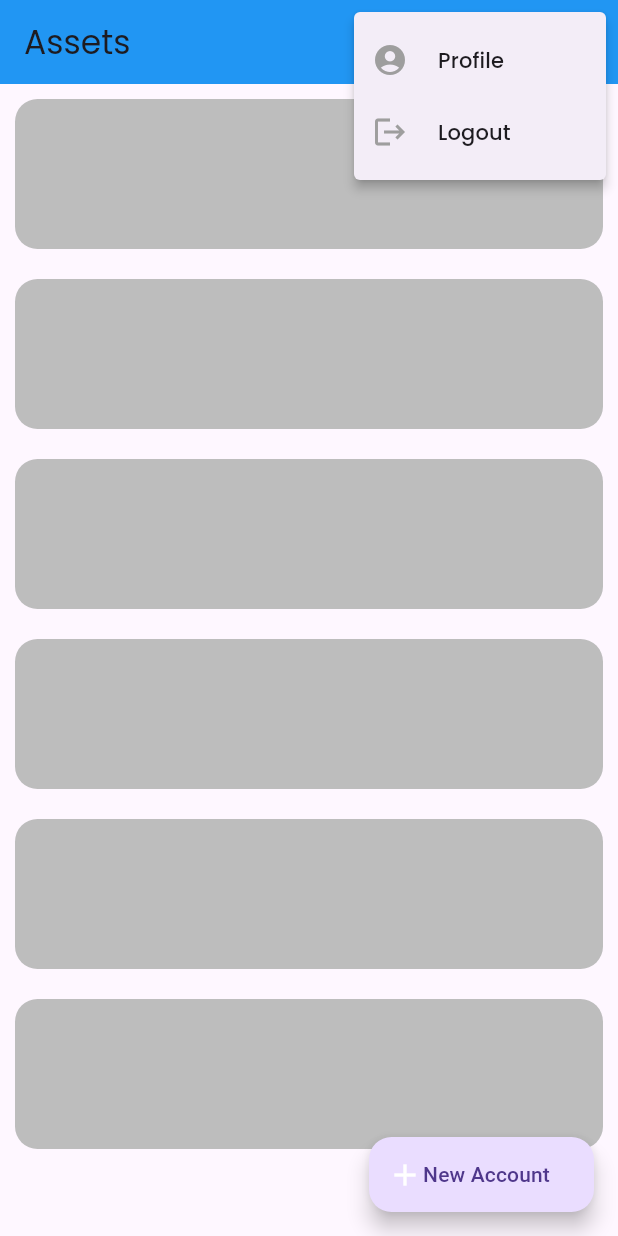
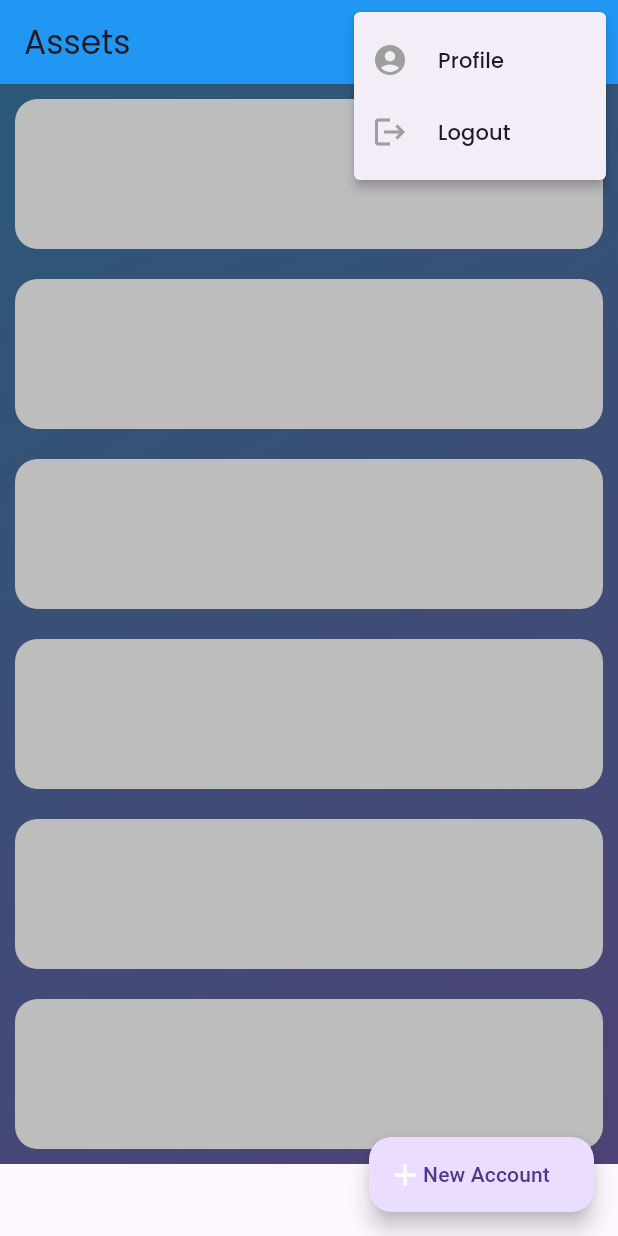
Before and after one commit to Tauqeer-Ahmed-99/Flutter-Assets-Management-App, a Flutter app: the screen it shows once a user with an empty profile is signed in, after a tap on the "more vert" icon, on a phone screen of 412 x 824 dp. Run offline on Flutter 3.47's test engine with Material 3 defaults, Android fonts, the light colour scheme and no system bars; our stand-ins replace firebase_auth, firebase_core, google_fonts; missing offline and left inert: skeleton_loader; accounts and stored records are empty; network calls fail.

Commit message:
new changes

```diff
--- a/lib/main.dart
+++ b/lib/main.dart
@@ -8,19 +8,10 @@ import 'package:firebase_core/firebase_core.dart';
 import 'package:flutter/material.dart';
 import 'package:provider/provider.dart';
 
-import './firebase_options.dart' as firebase_config;
-
 void main() async {
   WidgetsFlutterBinding.ensureInitialized();
 
-  await Firebase.initializeApp(
-    options: const FirebaseOptions(
-      apiKey: firebase_config.FirebaseOptions.apiKey,
-      appId: firebase_config.FirebaseOptions.appId,
-      messagingSenderId: firebase_config.FirebaseOptions.messagingSenderID,
-      projectId: firebase_config.FirebaseOptions.projectId,
-    ),
-  );
+  await Firebase.initializeApp();
 
   Provider.debugCheckInvalidValueType = null;
 
--- a/lib/screens/home_screen.dart
+++ b/lib/screens/home_screen.dart
@@ -58,7 +58,7 @@ class _HomeScreenState extends State<HomeScreen> {
     });
   }
 
-  showLoaderDialog(BuildContext context, String message) {
+  Future<dynamic> showLoaderDialog(BuildContext context, String message) {
     return showDialog(
       barrierDismissible: false,
       context: context,
@@ -95,11 +95,11 @@ class _HomeScreenState extends State<HomeScreen> {
     Navigator.of(context).pop();
   }
 
-  showDeleteDialog(BuildContext _context, Accounts accounts) {
+  Future<dynamic> showDeleteDialog(BuildContext context, Accounts accounts) {
     return showDialog(
       barrierDismissible: true,
-      context: _context,
-      builder: (BuildContext _context) {
+      context: context,
+      builder: (BuildContext context) {
         return AlertDialog(
           title: Text(
             "Are you sure?",
@@ -117,7 +117,7 @@ class _HomeScreenState extends State<HomeScreen> {
           actions: [
             TextButton(
               onPressed: () {
-                Navigator.of(_context).pop();
+                Navigator.of(context).pop();
               },
               child: Text(
                 "CANCEL",
@@ -146,6 +146,7 @@ class _HomeScreenState extends State<HomeScreen> {
         shape: const RoundedRectangleBorder(
             borderRadius: BorderRadius.vertical(top: Radius.circular(25.0))),
         isScrollControlled: true,
+        backgroundColor: Colors.white,
         context: context,
         builder: (_) {
           return AddAccountModal(
@@ -210,7 +211,15 @@ class _HomeScreenState extends State<HomeScreen> {
                   )
                 ],
               ),
-              body: accounts.isLoading
+              body: Container(
+                  decoration: const BoxDecoration(
+                    gradient: LinearGradient(
+                      colors: [Color(0xFF2b5876), Color(0xFF4e4376)],
+                      begin: Alignment.topLeft,
+                      end: Alignment.bottomRight,
+                    ),
+                  ),
+                  child: accounts.isLoading
                   ? SingleChildScrollView(
                       child: Column(
                         mainAxisAlignment: MainAxisAlignment.start,
@@ -229,7 +238,7 @@ class _HomeScreenState extends State<HomeScreen> {
                                   ),
                                 ),
                               )
-                              .toList(),
+                              ,
                         ],
                       ),
                     )
@@ -237,10 +246,11 @@ class _HomeScreenState extends State<HomeScreen> {
                       ? Center(
                           child: Text(
                           "No accounts available,\nAdd a new account by tapping button below.",
+                          textAlign: TextAlign.center,
                           style: GoogleFonts.poppins(
                               fontWeight: FontWeight.bold,
                               fontSize: 16,
-                              color: Colors.grey),
+                              color: Colors.white70),
                         ))
                       : SizedBox(
                           height: mediaQuery.size.height,
@@ -254,31 +264,29 @@ class _HomeScreenState extends State<HomeScreen> {
                                 decoration: BoxDecoration(
                                     boxShadow: const [
                                       BoxShadow(
-                                        color: Colors.grey,
+                                        color: Colors.black26,
                                         blurRadius: 10.0,
                                       ),
                                     ],
                                     borderRadius: BorderRadius.circular(15),
-                                    gradient: LinearGradient(
-                                      colors: [
-                                        Colors.blue[800] as Color,
-                                        Colors.blue[300] as Color
-                                      ],
-                                      begin: Alignment.topLeft,
-                                      end: Alignment.bottomRight,
-                                    )),
+                                    color: Colors.white.withValues(alpha: 0.2),
+                                    border: Border.all(color: Colors.white.withValues(alpha: 0.3)),
+                                    ),
                                 child: Column(
                                   children: [
                                     Row(
                                       crossAxisAlignment:
                                           CrossAxisAlignment.center,
                                       children: [
-                                        Text(
+                                        Flexible(
+                                          child: Text(
                                             "Hi ${auth.currentUser?.displayName}! ",
                                             style: GoogleFonts.poppins(
                                                 fontSize: 24,
                                                 fontWeight: FontWeight.bold,
                                                 color: Colors.white),
+                                            overflow: TextOverflow.ellipsis,
+                                          ),
                                         ),
                                       ],
                                     ),
@@ -286,18 +294,24 @@ class _HomeScreenState extends State<HomeScreen> {
                                       crossAxisAlignment:
                                           CrossAxisAlignment.center,
                                       children: [
-                                        Text(
+                                        Flexible(
+                                          child: Text(
                                             "Current assets value: ",
                                             style: GoogleFonts.poppins(
                                                 fontSize: 18,
                                                 color: Colors.white),
+                                            overflow: TextOverflow.ellipsis,
                                           ),
-                                        Text(
+                                        ),
+                                        Flexible(
+                                          child: Text(
                                             "₹${accounts.getTotalAssets().toString()}",
                                             style: GoogleFonts.poppins(
                                                 fontSize: 18,
                                                 fontWeight: FontWeight.bold,
-                                              color: Colors.green[900]),
+                                                color: Colors.green[100]),
+                                            overflow: TextOverflow.ellipsis,
+                                          ),
                                         )
                                       ],
                                     )
@@ -322,6 +336,7 @@ class _HomeScreenState extends State<HomeScreen> {
                                 ),
                               ),
                             ],
+                          ),
                         ),
               ),
               floatingActionButton: SizedBox(
--- a/lib/screens/login_screen.dart
+++ b/lib/screens/login_screen.dart
@@ -41,8 +41,17 @@ class _LoginScreenState extends State<LoginScreen> {
           style: GoogleFonts.poppins(),
         ),
       ),
-      body: SingleChildScrollView(
-        child: SizedBox(
+      body: Container(
+        decoration: const BoxDecoration(
+          gradient: LinearGradient(
+            colors: [Color(0xFF2b5876), Color(0xFF4e4376)],
+            begin: Alignment.topLeft,
+            end: Alignment.bottomRight,
+          ),
+        ),
+        height: mediaQuery.size.height,
+        child: SingleChildScrollView(
+          child: SizedBox(
             width: double.infinity,
             child: Column(
               crossAxisAlignment: CrossAxisAlignment.center,
@@ -61,15 +70,25 @@ class _LoginScreenState extends State<LoginScreen> {
                       Text(
                         "Assets",
                         style: GoogleFonts.poppins(
-                            color: Colors.blue,
+                            color: Colors.white,
                             fontSize: 35,
                             fontWeight: FontWeight.bold),
                       )
                     ],
                   ),
                 ),
-                Card(
-                  elevation: 5.0,
+                Container(
+                  margin: const EdgeInsets.symmetric(horizontal: 20),
+                  decoration: BoxDecoration(
+                    color: Colors.white,
+                    borderRadius: BorderRadius.circular(15),
+                    boxShadow: const [
+                      BoxShadow(
+                        color: Colors.black26,
+                        blurRadius: 10.0,
+                      )
+                    ],
+                  ),
                   child: Column(
                     children: [
                       Container(
@@ -98,12 +117,12 @@ class _LoginScreenState extends State<LoginScreen> {
                         ),
                       // if (!isFormLoading)
                       TextButton(
+                        onPressed: isFormLoading ? null : toggleForm,
                         child: Text(
                           isSigningUp
                               ? "Already have an account? Login instead."
                               : "Dont have an account? Signup instead.",
                         ),
-                        onPressed: isFormLoading ? null : toggleForm,
                       ),
                       const SizedBox(
                         height: 10,
@@ -117,15 +136,15 @@ class _LoginScreenState extends State<LoginScreen> {
                 Text(
                   "version 1.0",
                   style: GoogleFonts.poppins(
-                      color: Colors.grey[600], fontSize: 10),
+                      color: Colors.white70, fontSize: 10),
                 ),
                 Text(
-                  "Copyright Zero Friction(TM)",
+                  "Copyright NMT Solutions (OPC) PVT LTD(TM)",
                   style: GoogleFonts.poppins(
-                      color: Colors.grey[600], fontSize: 10),
+                      color: Colors.white70, fontSize: 10),
                 )
               ],
-            )),
+            ))),
       ),
     );
   }
--- a/lib/widgets/add_account_modal.dart
+++ b/lib/widgets/add_account_modal.dart
@@ -41,7 +41,7 @@ class _AddAccountModalState extends State<AddAccountModal> {
     });
   }
 
-  showLoaderDialog(BuildContext context) {
+  Future<dynamic> showLoaderDialog(BuildContext context) {
     return showDialog(
       barrierDismissible: false,
       context: context,
--- a/lib/widgets/login_form.dart
+++ b/lib/widgets/login_form.dart
@@ -30,12 +30,12 @@ class _LoginFormState extends State<LoginForm> {
         r"^[a-zA-Z0-9.a-zA-Z0-9.!#$%&'*+-/=?^_`{|}~]+@[a-zA-Z0-9]+\.[a-zA-Z]+"));
   }
 
-  handleEmailChange(_email) {
-    email = _email;
+  void handleEmailChange(email) {
+    email = email;
   }
 
-  handlePasswordChange(_password) {
-    password = _password;
+  void handlePasswordChange(password) {
+    password = password;
   }
 
   String? validateFormEmail(String? email) {
@@ -63,9 +63,9 @@ class _LoginFormState extends State<LoginForm> {
     var mediaQuery = MediaQuery.of(context);
 
     handleLoginTap(auth) async {
-      var _isFormValid = _formKey.currentState!.validate();
+      var isFormValid = _formKey.currentState!.validate();
 
-      if (_isFormValid) {
+      if (isFormValid) {
         widget.setFormLoading(true);
         setState(() {
           _isLoading = true;
@@ -137,6 +137,32 @@ class _LoginFormState extends State<LoginForm> {
                         ),
                 ),
               ),
+              const SizedBox(
+                height: 10,
+              ),
+              TextButton(
+                onPressed: _isLoading
+                    ? null
+                    : () async {
+                        if (email.isNotEmpty && validateEmail(email)) {
+                          await auth.forgotPassword(context, email);
+                        } else {
+                          ScaffoldMessenger.of(context).showSnackBar(
+                            SnackBar(
+                              content: Text(
+                                "Please enter a valid email address to reset your password.",
+                                style: GoogleFonts.poppins(),
+                              ),
+                              backgroundColor: Theme.of(context).colorScheme.error,
+                            ),
+                          );
+                        }
+                      },
+                child: Text(
+                  "Forgot Password?",
+                  style: GoogleFonts.poppins(),
+                ),
+              ),
             ],
           ),
         ),
```
Also changed, not shown: analysis_options.yaml (+7 -0 lines), google-services.json (added, +30 -0 lines), lib/providers/auth_provider.dart (+30 -3 lines), lib/screens/account_details.dart (+47 -28 lines), lib/widgets/account_tile.dart (+27 -11 lines), lib/widgets/add_transaction_modal.dart (+5 -5 lines), lib/widgets/signup_form.dart (+12 -12 lines), lib/widgets/transaction_tile.dart (+19 -6 lines), pubspec.yaml (+8 -14 lines), pubspec.lock, 36 other files. Lines whose indentation alone changed are shown as unchanged.
